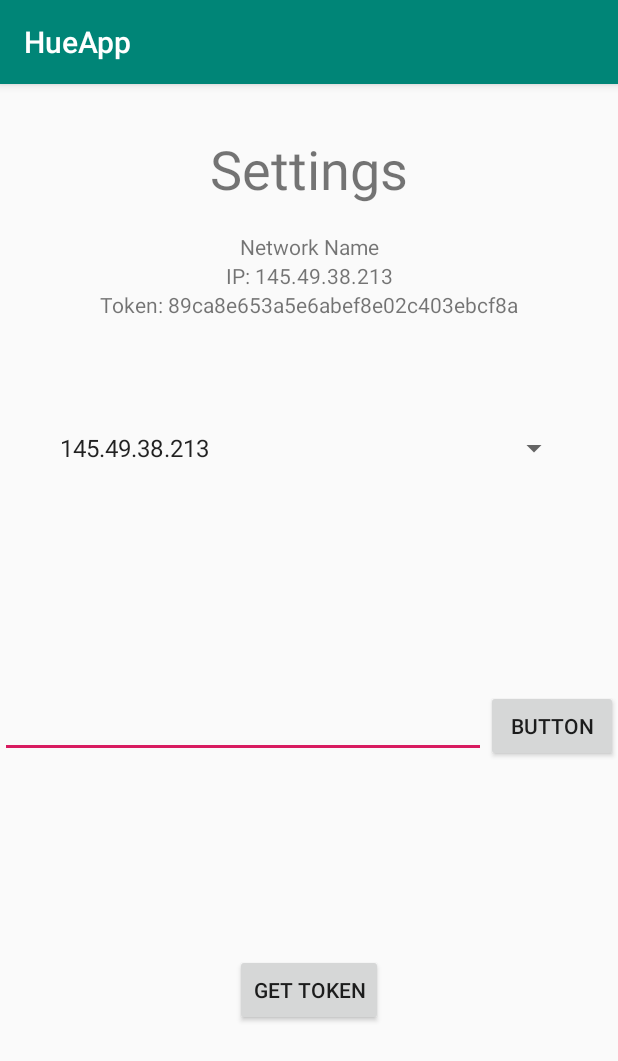
After one commit to LucasDotEXE/HueApp, an Android app: the APIConnectionSettings screen opened directly, with no data from a screen before it, on a phone screen of 412 x 824 dp. The commit adds this screen. Shown: the top 1061 px of the screen. Run offline under Robolectric (Android 15) with nearby library versions, the phone set to English and light mode, and no system bars; our stand-ins replace Volley; network calls fail.

Commit message:
Added a shit ton of stuff

```diff
--- a/app/build.gradle
+++ b/app/build.gradle
@@ -23,11 +23,15 @@ dependencies {
     implementation fileTree(dir: 'libs', include: ['*.jar'])
     implementation 'com.android.support:appcompat-v7:28.0.0'
     implementation 'com.android.support:animated-vector-drawable:28.0.0'
+    implementation "androidx.navigation:navigation-fragment:2.1.0"
+    implementation "androidx.navigation:navigation-ui:2.1.0"
     implementation 'com.android.support:exifinterface:28.0.0'
     implementation 'com.android.support.constraint:constraint-layout:1.1.3'
     implementation 'com.android.support:design:28.0.0'
     implementation 'com.android.volley:volley:1.1.1'
     implementation 'com.squareup.picasso:picasso:2.71828'
+    implementation 'androidx.appcompat:appcompat:1.1.0'
+    implementation 'androidx.constraintlayout:constraintlayout:1.1.3'
     testImplementation 'junit:junit:4.12'
     androidTestImplementation 'com.android.support.test:runner:1.0.2'
     androidTestImplementation 'com.android.support.test.espresso:espresso-core:3.0.2'
--- /dev/null
+++ b/app/src/main/java/com/example/hueapp/Controller/ApiInterface/TokenListener.java
@@ -0,0 +1,6 @@
+package com.example.hueapp.Controller.ApiInterface;
+
+public interface TokenListener {
+    void onTokenAvaileable(String token);
+    void onTokenError();
+}
--- a/app/src/main/java/com/example/hueapp/Controller/ApiManager.java
+++ b/app/src/main/java/com/example/hueapp/Controller/ApiManager.java
@@ -10,33 +10,35 @@ import com.android.volley.RetryPolicy;
 import com.android.volley.VolleyError;
 import com.android.volley.toolbox.JsonArrayRequest;
 import com.android.volley.toolbox.JsonObjectRequest;
+import com.android.volley.toolbox.JsonRequest;
 import com.android.volley.toolbox.Volley;
+import com.example.hueapp.Controller.ApiInterface.TokenListener;
 import com.example.hueapp.Model.HueNetwork;
 
 import org.json.JSONArray;
+import org.json.JSONException;
 import org.json.JSONObject;
 
 public class ApiManager {
 
     RequestQueue queue;
-    ApiListener listener;
 
-    public ApiManager(Context context, ApiListener apiListener) {
+
+    public ApiManager(Context context) {
         this.queue = Volley.newRequestQueue(context);
-        this.listener = apiListener;
     }
 
 
-    public void getAllInfo(final String url) {
+    public void getAllInfo(final HueNetwork network, final ApiListener listener) {
         final JsonObjectRequest request = new JsonObjectRequest(
                 Request.Method.GET,
-                "http://145.49.38.213/api/89ca8e653a5e6abef8e02c403ebcf8a",
+                "http://" + network.getIp() +"/api/" + network.getToken(),
                 null,
                 new Response.Listener<JSONObject>() {
                     @Override
                     public void onResponse(JSONObject response) {
                         Log.e("API Manager", "Thing recieved");
-                        listener.onHueNetwortReteurned(new HueNetwork(url, response));
+                        listener.onHueNetwortReteurned(new HueNetwork(network.getIp(), network.getToken(), response));
                     }
                 },
                 new Response.ErrorListener() {
@@ -103,4 +105,46 @@ public class ApiManager {
         });
         this.queue.add(request);
     }
+
+    public void getNetworkToken(final HueNetwork network, final TokenListener listener) {
+        try {
+            final JsonRequest request = new CustomJsonArrayRequest(
+                    Request.Method.POST,
+                    "http://" + network.getIp() + "/api",
+                    new JSONObject("{\"devicetype\" : \"HeuApp\"}"),
+                    new Response.Listener<JSONArray>() {
+                        @Override
+                        public void onResponse(JSONArray response) {
+
+                        }
+                    },
+                    new Response.ErrorListener() {
+                        @Override
+                        public void onErrorResponse(VolleyError error) {
+
+                        }
+                    }
+            );
+            request.setRetryPolicy(new RetryPolicy() {
+                @Override
+                public int getCurrentTimeout() {
+                    return 5000;
+                }
+
+                @Override
+                public int getCurrentRetryCount() {
+                    return 5000;
+                }
+
+                @Override
+                public void retry(VolleyError error) throws VolleyError {
+                    Log.e("API Mager GetToken", error.getMessage());
+                    error.printStackTrace();
+                }
+            });
+            this.queue.add(request);
+        } catch (JSONException e) {
+            e.printStackTrace();
+        }
+    }
 }
--- /dev/null
+++ b/app/src/main/java/com/example/hueapp/Controller/CustomJsonArrayRequest.java
@@ -0,0 +1,42 @@
+package com.example.hueapp.Controller;
+
+import androidx.annotation.Nullable;
+
+import com.android.volley.NetworkResponse;
+import com.android.volley.Response;
+import com.android.volley.VolleyError;
+import com.android.volley.toolbox.HttpHeaderParser;
+import com.android.volley.toolbox.JsonRequest;
+
+import org.json.JSONArray;
+import org.json.JSONException;
+import org.json.JSONObject;
+
+import java.io.UnsupportedEncodingException;
+
+public class CustomJsonArrayRequest extends JsonRequest<JSONArray> {
+
+    public CustomJsonArrayRequest(int method, String url, @Nullable JSONObject requestBody,
+                                  Response.Listener<JSONArray> listener,
+                                  @Nullable Response.ErrorListener errorListener) {
+        super(  method,
+                url,
+                requestBody.toString(),
+                listener,
+                errorListener);
+    }
+
+    @Override
+    protected Response<JSONArray> parseNetworkResponse(NetworkResponse response) {
+        Response parsingResult;
+        try {
+            String responseInText = new String(response.data,
+                    HttpHeaderParser.parseCharset(response.headers, PROTOCOL_CHARSET));
+            JSONArray returnArray = new JSONArray(responseInText);
+            parsingResult = Response.success(returnArray, HttpHeaderParser.parseCacheHeaders(response));
+        } catch (UnsupportedEncodingException | JSONException e) {
+            parsingResult = Response.error(new VolleyError("Returned info is not a JsonArray"));
+        }
+        return parsingResult;
+    }
+}
--- a/app/src/main/java/com/example/hueapp/Controller/MainActivity_HeuNetworkAdapter.java
+++ b/app/src/main/java/com/example/hueapp/Controller/MainActivity_HeuNetworkAdapter.java
@@ -52,10 +52,12 @@ public class MainActivity_HeuNetworkAdapter extends RecyclerView.Adapter<MainAct
                 Picasso.get()
                         .load("https://img.icons8.com/ios-glyphs/30/000000/rgb-lamp.png")
                         .into(holder.imageAvailibility);
+                Log.d("LampAdapter", "Lamp onn");
             } else {
                 Picasso.get()
                         .load("https://img.icons8.com/material/24/000000/light--v1.png")
                         .into(holder.imageAvailibility);
+                Log.d("LampAdapter", "Lamp off");
             }
         } else {
             Log.e("LampError", "Lamp: " + hueLamp + "\nIsn't reachable");
--- a/app/src/main/java/com/example/hueapp/Model/HueNetwork.java
+++ b/app/src/main/java/com/example/hueapp/Model/HueNetwork.java
@@ -16,15 +16,21 @@ public class HueNetwork implements Parcelable {
     private BridgeConfig config;
     private ArrayList<HueLamp> hueLamps;
 
+    private String ip;
+    private String token = "NoTokenFound";
 
 
-    public HueNetwork(@NonNull String url) {
-        this.url = url;
+
+    public HueNetwork(@NonNull String ip) {
+
+        this.ip = ip;
         this.hueLamps = new ArrayList<>();
     }
 
-    public HueNetwork(@NonNull String url, JSONObject jsonHueNetwork) {
-        this.url = url;
+    public HueNetwork(@NonNull String ip, @NonNull String token, JSONObject jsonHueNetwork) {
+        this.ip = ip;
+        this.token = token;
+
         this.hueLamps = new ArrayList<>();
         try {
             this.config = new BridgeConfig(jsonHueNetwork.getJSONObject("config"));
@@ -77,6 +83,22 @@ public class HueNetwork implements Parcelable {
         this.hueLamps = hueLamps;
     }
 
+    public String getIp() {
+        return ip;
+    }
+
+    public void setIp(String ip) {
+        this.ip = ip;
+    }
+
+    public String getToken() {
+        return token;
+    }
+
+    public void setToken(String token) {
+        this.token = token;
+    }
+
     protected HueNetwork(Parcel in) {
         url = in.readString();
         config = (BridgeConfig) in.readValue(BridgeConfig.class.getClassLoader());
@@ -117,4 +139,9 @@ public class HueNetwork implements Parcelable {
             return new HueNetwork[size];
         }
     };
+
+    @Override
+    public String toString() {
+        return ip;
+    }
 }
--- /dev/null
+++ b/app/src/main/java/com/example/hueapp/View/APIConnectionSettings.java
@@ -0,0 +1,111 @@
+package com.example.hueapp.View;
+
+import androidx.appcompat.app.AppCompatActivity;
+import androidx.recyclerview.widget.GridLayoutManager;
+import androidx.recyclerview.widget.RecyclerView;
+
+import android.os.Bundle;
+import android.view.View;
+import android.widget.AdapterView;
+import android.widget.ArrayAdapter;
+import android.widget.Button;
+import android.widget.Spinner;
+import android.widget.TextView;
+import android.widget.Toast;
+
+import com.example.hueapp.Controller.ApiInterface.TokenListener;
+import com.example.hueapp.Controller.ApiManager;
+import com.example.hueapp.Model.CentralVariables;
+import com.example.hueapp.Model.HueNetwork;
+import com.example.hueapp.R;
+
+import java.util.ArrayList;
+import java.util.List;
+
+public class APIConnectionSettings extends AppCompatActivity implements TokenListener {
+
+    private TextView ip;
+    private TextView token;
+
+    private Button tokenButton;
+    private Spinner spinner;
+
+    private ApiManager manager;
+
+    @Override
+    protected void onCreate(Bundle savedInstanceState) {
+        super.onCreate(savedInstanceState);
+        setContentView(R.layout.activity_apiconnection_settings);
+
+        ip = findViewById(R.id.settingIP);
+        token = findViewById(R.id.token);
+
+        tokenButton = findViewById(R.id.refreshToken);
+        spinner = findViewById(R.id.settingsSpinner);
+
+        // TODO: 11/22/2019 add database instead of array;
+        List<HueNetwork> userList = new ArrayList<>();
+        userList.add(CentralVariables.getInstance().getNetwork());
+        userList.add(CentralVariables.getInstance().getNetwork());
+        userList.add(CentralVariables.getInstance().getNetwork());
+        userList.add(CentralVariables.getInstance().getNetwork());
+        userList.add(CentralVariables.getInstance().getNetwork());
+        //==========================================================
+
+        ArrayAdapter<HueNetwork> adapter = new ArrayAdapter<HueNetwork>(this,
+                android.R.layout.simple_spinner_item, userList);
+        adapter.setDropDownViewResource(android.R.layout.simple_spinner_dropdown_item);
+        spinner.setAdapter(adapter);
+        spinner.setOnItemSelectedListener(new AdapterView.OnItemSelectedListener() {
+            @Override
+            public void onItemSelected(AdapterView<?> parent, View view, int position, long id) {
+                HueNetwork hueNetwork = (HueNetwork) parent.getSelectedItem();
+                displayUserData(hueNetwork);
+            }
+
+            @Override
+            public void onNothingSelected(AdapterView<?> parent) {
+
+            }
+        });
+        HueNetwork hueNetwork = CentralVariables.getInstance().getNetwork();
+
+        ip.setText("IP: " + hueNetwork.getIp());
+        token.setText("Token: " + hueNetwork.getToken());
+
+
+        tokenButton.setOnClickListener(new View.OnClickListener() {
+            @Override
+            public void onClick(View v) {
+
+            }
+        });
+
+        manager = new ApiManager(this);
+        manager.getNetworkToken(hueNetwork, this);
+
+
+    }
+
+
+    private HueNetwork getSelectedUser() {
+        return(HueNetwork) spinner.getSelectedItem();
+    }
+
+    private void displayUserData(HueNetwork user) {
+        String ip = user.getIp();
+        String token = user.getToken();
+        String userData = "IP: " + ip + "\nToken: " + token;
+        Toast.makeText(this, userData, Toast.LENGTH_LONG).show();
+    }
+
+    @Override
+    public void onTokenAvaileable(String token) {
+
+    }
+
+    @Override
+    public void onTokenError() {
+
+    }
+}
--- /dev/null
+++ b/app/src/main/res/layout/activity_apiconnection_settings.xml
@@ -0,0 +1,113 @@
+<?xml version="1.0" encoding="utf-8"?>
+<androidx.constraintlayout.widget.ConstraintLayout xmlns:android="http://schemas.android.com/apk/res/android"
+    xmlns:app="http://schemas.android.com/apk/res-auto"
+    xmlns:tools="http://schemas.android.com/tools"
+    android:layout_width="match_parent"
+    android:layout_height="match_parent"
+    tools:context=".View.APIConnectionSettings">
+
+    <androidx.constraintlayout.widget.Guideline
+        android:id="@+id/guideline"
+        android:layout_width="wrap_content"
+        android:layout_height="wrap_content"
+        android:orientation="horizontal"
+        app:layout_constraintGuide_percent="0.3" />
+
+    <TextView
+        android:id="@+id/settingsTitle"
+        android:layout_width="wrap_content"
+        android:layout_height="wrap_content"
+        android:layout_marginTop="32dp"
+        android:text="Settings"
+        android:textSize="36sp"
+        app:layout_constraintBottom_toTopOf="@+id/networkName"
+        app:layout_constraintEnd_toEndOf="parent"
+        app:layout_constraintHorizontal_bias="0.5"
+        app:layout_constraintStart_toStartOf="parent"
+        app:layout_constraintTop_toTopOf="parent" />
+
+    <TextView
+        android:id="@+id/settingIP"
+        android:layout_width="wrap_content"
+        android:layout_height="wrap_content"
+        android:text="IP: "
+        app:layout_constraintBottom_toTopOf="@+id/token"
+        app:layout_constraintEnd_toEndOf="parent"
+        app:layout_constraintStart_toStartOf="parent"
+        app:layout_constraintTop_toBottomOf="@+id/networkName" />
+
+    <TextView
+        android:id="@+id/networkName"
+        android:layout_width="wrap_content"
+        android:layout_height="wrap_content"
+        android:layout_marginStart="8dp"
+        android:layout_marginTop="18dp"
+        android:layout_marginEnd="8dp"
+        android:text="Network Name"
+        app:layout_constraintBottom_toTopOf="@+id/settingIP"
+        app:layout_constraintEnd_toEndOf="parent"
+        app:layout_constraintHorizontal_bias="0.5"
+        app:layout_constraintStart_toStartOf="parent"
+        app:layout_constraintTop_toBottomOf="@+id/settingsTitle" />
+
+    <TextView
+        android:id="@+id/token"
+        android:layout_width="wrap_content"
+        android:layout_height="wrap_content"
+        android:text="Token"
+        app:layout_constraintEnd_toEndOf="parent"
+        app:layout_constraintStart_toStartOf="parent"
+        app:layout_constraintTop_toBottomOf="@+id/settingIP" />
+
+    <androidx.constraintlayout.widget.Guideline
+        android:id="@+id/guideline3"
+        android:layout_width="wrap_content"
+        android:layout_height="wrap_content"
+        android:orientation="horizontal"
+        app:layout_constraintGuide_percent="0.5" />
+
+    <Button
+        android:id="@+id/button2"
+        android:layout_width="wrap_content"
+        android:layout_height="wrap_content"
+        android:layout_marginTop="20dp"
+        android:text="Button"
+        app:layout_constraintEnd_toEndOf="parent"
+        app:layout_constraintHorizontal_bias="0.5"
+        app:layout_constraintStart_toEndOf="@+id/editText"
+        app:layout_constraintTop_toTopOf="@+id/guideline3" />
+
+    <Button
+        android:id="@+id/refreshToken"
+        android:layout_width="wrap_content"
+        android:layout_height="wrap_content"
+        android:layout_marginTop="8dp"
+        android:layout_marginBottom="20dp"
+        android:text="Get Token"
+        app:layout_constraintBottom_toBottomOf="parent"
+        app:layout_constraintEnd_toEndOf="parent"
+        app:layout_constraintStart_toStartOf="parent"
+        app:layout_constraintTop_toBottomOf="@+id/button2" />
+
+    <EditText
+        android:id="@+id/editText"
+        android:layout_width="0dp"
+        android:layout_height="wrap_content"
+        android:layout_marginTop="20dp"
+        android:ems="10"
+        android:inputType="textUri|numberSigned|number|numberDecimal"
+        app:layout_constraintEnd_toStartOf="@+id/button2"
+        app:layout_constraintHorizontal_bias="0.5"
+        app:layout_constraintStart_toStartOf="parent"
+        app:layout_constraintTop_toTopOf="@+id/guideline3" />
+
+    <Spinner
+        android:id="@+id/settingsSpinner"
+        android:layout_width="0dp"
+        android:layout_height="wrap_content"
+        android:layout_marginStart="32dp"
+        android:layout_marginEnd="32dp"
+        app:layout_constraintEnd_toEndOf="parent"
+        app:layout_constraintStart_toStartOf="parent"
+        app:layout_constraintTop_toTopOf="@+id/guideline" />
+</androidx.constraintlayout.widget.ConstraintLayout>
```
Also changed, not shown: app/src/main/AndroidManifest.xml (+4 -4 lines), app/src/main/java/com/example/hueapp/Model/CentralVariables.java (added, +38 -0 lines), app/src/main/java/com/example/hueapp/TestingHelpers/HueNetworkTestHelper.java (+2 -2 lines), app/src/main/java/com/example/hueapp/View/MainActivity.java (renamed from app/src/main/java/com/example/hueapp/MainActivity.java, +24 -17 lines), app/src/main/res/drawable-anydpi/settings.xml (added, +14 -0 lines), app/src/main/res/layout/activity_main.xml (+12 -1 lines), app/src/main/res/layout/ip_token_recyclerview_list_item.xml (added, +42 -0 lines), app/src/main/res/drawable-hdpi/settings.png (added), app/src/main/res/drawable-mdpi/settings.png (added), app/src/main/res/drawable-xhdpi/settings.png (added), app/src/main/res/drawable-xxhdpi/settings.png (added).
